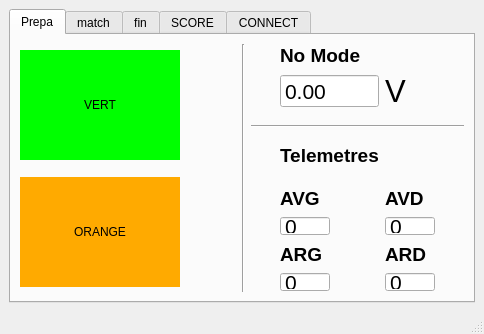
Before: the Qt Designer form BasicModules/Ecran/ihm_Ecran.ui in CRLG/LABOTBOX, drawn with Qt 5.
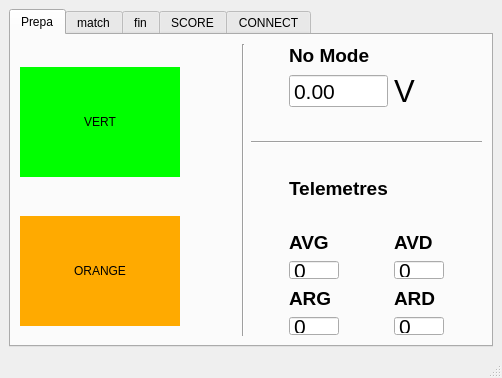
After: the same form once the commit is applied. The open tabs and pages were chosen to show the change. Custom widgets are drawn as their Qt base class.

```diff
--- a/BasicModules/Ecran/ihm_Ecran.ui
+++ b/BasicModules/Ecran/ihm_Ecran.ui
@@ -6,8 +6,8 @@
    <rect>
     <x>0</x>
     <y>0</y>
-    <width>484</width>
-    <height>334</height>
+    <width>502</width>
+    <height>378</height>
    </rect>
   </property>
   <property name="windowTitle">
```
Left out of the diff: 18 changed lines with no effect on the pictures.
